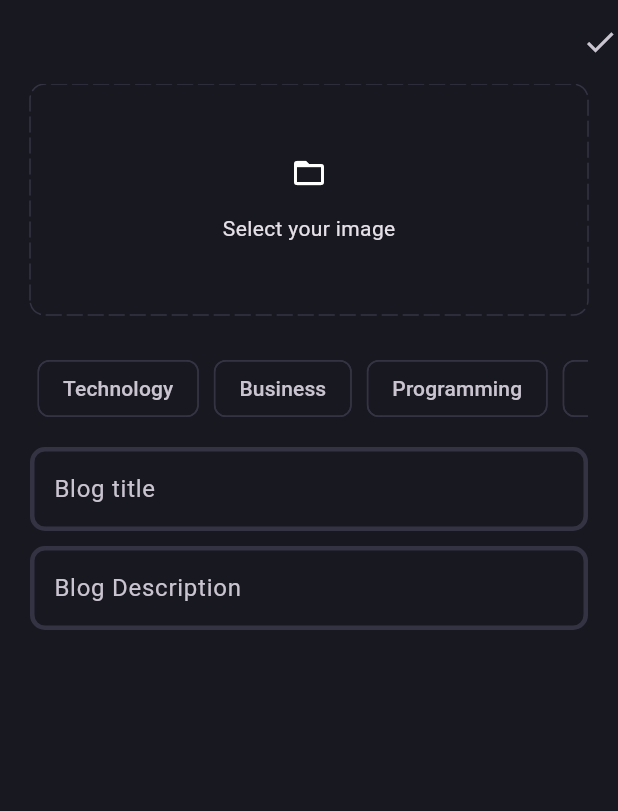
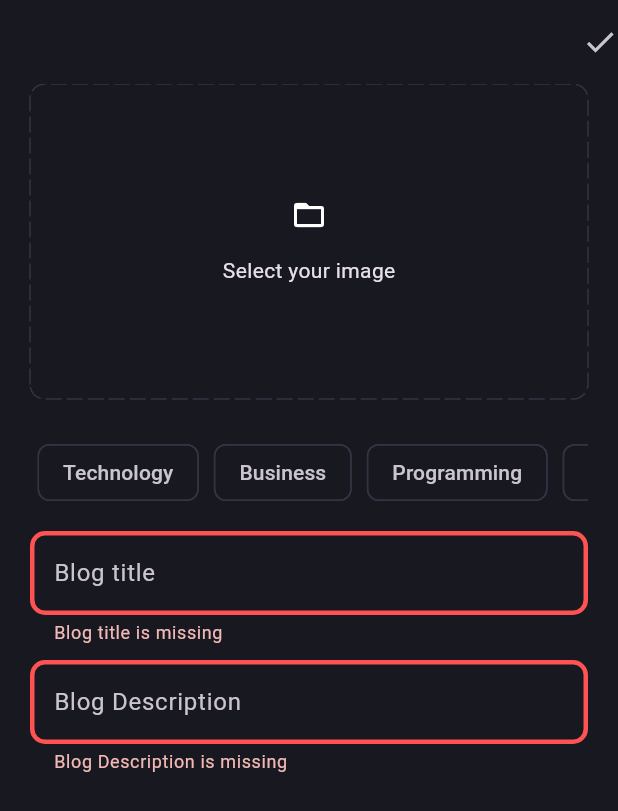
Before and after one commit to SalmanNaghori/blog_app, a Flutter app: the AddNewBlogPage screen opened directly, after a tap on the "done" icon, on a phone screen of 412 x 824 dp. Shown: the top 811 px of the screen. Run offline on Flutter 3.47's test engine with Material 3 defaults, Android fonts, the phone set to English and light mode, and no system bars; drawn by our look-alikes of dotted_border; our stand-ins replace connectivity_plus, flutter_bloc, flutter_easyloading, fpdart, get_it, image_picker and 3 more; accounts and stored records are empty.

Commit message:
add the upload functionality

```diff
--- a/lib/core/theme/app_theme.dart
+++ b/lib/core/theme/app_theme.dart
@@ -18,8 +18,10 @@ class AppTheme {
         color: WidgetStatePropertyAll(AppPalette.backgroundColor),
         side: BorderSide.none),
     inputDecorationTheme: InputDecorationTheme(
+      border: _border(),
       focusedBorder: _border(AppPalette.gradient1),
       enabledBorder: _border(),
+      errorBorder: _border(AppPalette.errorColor),
     ),
   );
 }
--- a/lib/feature/blog/data/data_sources/blog_remote_data_source.dart
+++ b/lib/feature/blog/data/data_sources/blog_remote_data_source.dart
@@ -1,5 +1,7 @@
 import 'dart:io';
 
+import 'package:blog_app/core/error/exceptions.dart';
+import 'package:blog_app/core/utils/logger_util.dart';
 import 'package:blog_app/feature/blog/data/model/blog_model.dart';
 import 'package:supabase_flutter/supabase_flutter.dart';
 
@@ -9,6 +11,7 @@ abstract interface class BlogRemoteDataSource {
     required File image,
     required BlogModel blogModel,
   });
+  Future<List<BlogModel>> getAllBlogs();
 }
 
 class BlogRemoteDataSourceImp extends BlogRemoteDataSource {
@@ -18,11 +21,21 @@ class BlogRemoteDataSourceImp extends BlogRemoteDataSource {
   @override
   Future<BlogModel> uploadBlog(BlogModel blog) async {
     try {
-      final blogData =
-          await supabaseClient.from('blogs').insert(blog.toJson()).select();
-      return BlogModel.fromJson(blogData.first);
+      final blogData = await supabaseClient
+          .from('blogs')
+          .insert(blog.toMap())
+          .select('*'); // Explicitly select all columns
+      final blogMap = blog.toMap();
+      logger.i("Inserting blog with data: $blogMap");
+      if (blogData.isNotEmpty) {
+        return BlogModel.fromJson(blogData.first);
+      } else {
+        logger.e("Failed to insert blog: No data returned.");
+        throw Exception("Failed to insert blog: No data returned.");
+      }
     } catch (e) {
-      throw e;
+      logger.e("Error uploading blog: ${e}");
+      throw Exception("Error uploading blog: $e");
     }
   }
 
@@ -39,7 +52,24 @@ class BlogRemoteDataSourceImp extends BlogRemoteDataSource {
           .from("blog_images")
           .getPublicUrl(blogModel.id);
     } catch (e) {
+      logger.e("Error uploading Image: ${e}");
       throw e;
     }
   }
+
+  @override
+  Future<List<BlogModel>> getAllBlogs() async {
+    try {
+      final blog =
+          await supabaseClient.from('blogs').select('*, profiles (name)');
+      final response = blog
+          .map((blog) => BlogModel.fromJson(blog)
+              .copyWith(posterName: blog['profile']['name']))
+          .toList();
+      logger.f("Response==getAllBlogs: $response ");
+      return response;
+    } catch (e) {
+      throw ServerExceptions(e.toString());
+    }
+  }
 }
--- a/lib/feature/blog/domain/entities/blog.dart
+++ b/lib/feature/blog/domain/entities/blog.dart
@@ -4,8 +4,9 @@ class Blog {
   final String title;
   final String content;
   final String imageUrl;
-  final List<String> topic;
+  final List<String> topics;
   final DateTime updatedAt;
+  final String? posterName;
 
   Blog({
     required this.id,
@@ -13,7 +14,8 @@ class Blog {
     required this.title,
     required this.content,
     required this.imageUrl,
-    required this.topic,
+    required this.topics,
     required this.updatedAt,
+    this.posterName,
   });
 }
--- a/lib/feature/blog/domain/repositories/blog_repository.dart
+++ b/lib/feature/blog/domain/repositories/blog_repository.dart
@@ -12,4 +12,6 @@ abstract interface class BlogRepository {
     required String posterId,
     required List<String> topic,
   });
+
+  Future<Either<Failure, List<Blog>>> getAllBlog();
 }
--- /dev/null
+++ b/lib/feature/blog/presentation/bloc/blog_bloc.dart
@@ -0,0 +1,33 @@
+import 'dart:io';
+
+import 'package:blog_app/feature/blog/domain/usecase/upload_blog.dart';
+import 'package:flutter/material.dart';
+import 'package:flutter_bloc/flutter_bloc.dart';
+
+part 'blog_event.dart';
+part 'blog_state.dart';
+
+class BlogBloc extends Bloc<BlogEvent, BlogState> {
+  final UploadBlog uploadBlog;
+  BlogBloc(this.uploadBlog) : super(BlogInitial()) {
+    on<BlogEvent>((event, emit) => emit(BlogLoading()));
+    on<BlogUpload>(_blogUpload);
+  }
+  void _blogUpload(BlogUpload event, Emitter<BlogState> emit) async {
+    final res = await uploadBlog(
+      UploadBlogParams(
+        posterId: event.posterId,
+        title: event.title,
+        content: event.content,
+        image: event.image,
+        topics: event.topics,
+      ),
+    );
+    res.fold(
+      (l) => emit(BlogFailure(l.message)),
+      (r) => emit(
+        BlogSuccess(),
+      ),
+    );
+  }
+}
--- /dev/null
+++ b/lib/feature/blog/presentation/bloc/blog_event.dart
@@ -0,0 +1,20 @@
+part of 'blog_bloc.dart';
+
+@immutable
+sealed class BlogEvent {}
+
+final class BlogUpload extends BlogEvent {
+  final String posterId;
+  final String title;
+  final String content;
+  final File image;
+  final List<String> topics;
+
+  BlogUpload({
+    required this.posterId,
+    required this.title,
+    required this.content,
+    required this.image,
+    required this.topics,
+  });
+}
--- /dev/null
+++ b/lib/feature/blog/presentation/bloc/blog_state.dart
@@ -0,0 +1,15 @@
+part of 'blog_bloc.dart';
+
+@immutable
+sealed class BlogState {}
+
+final class BlogInitial extends BlogState {}
+
+final class BlogLoading extends BlogState {}
+
+final class BlogFailure extends BlogState {
+  final String error;
+  BlogFailure(this.error);
+}
+
+final class BlogSuccess extends BlogState {}
--- a/lib/feature/blog/presentation/pages/add_new_blog.dart
+++ b/lib/feature/blog/presentation/pages/add_new_blog.dart
@@ -1,13 +1,19 @@
 import 'dart:io';
 
+import 'package:blog_app/core/common/cubits/app_user/app_user_cubit_cubit.dart';
 import 'package:blog_app/core/constant/app_string.dart';
 import 'package:blog_app/core/theme/app_pallete.dart';
 import 'package:blog_app/core/utils/logger_util.dart';
+import 'package:blog_app/core/utils/navigation_manager.dart';
 import 'package:blog_app/core/utils/pick_image.dart';
+import 'package:blog_app/core/utils/show_snackbar.dart';
+import 'package:blog_app/feature/blog/presentation/bloc/blog_bloc.dart';
+import 'package:blog_app/feature/blog/presentation/pages/blog_page.dart';
 import 'package:blog_app/feature/blog/presentation/widget/blog_editor.dart';
 import 'package:dotted_border/dotted_border.dart';
-import 'package:flutter/cupertino.dart';
 import 'package:flutter/material.dart';
+import 'package:flutter_bloc/flutter_bloc.dart';
+import 'package:flutter_easyloading/flutter_easyloading.dart';
 
 class AddNewBlogPage extends StatefulWidget {
   const AddNewBlogPage({super.key});
@@ -21,6 +27,7 @@ class _AddNewBlogPageState extends State<AddNewBlogPage> {
   final blogDesController = TextEditingController();
   List<String> selectTopic = [];
   File? image;
+  final formKey = GlobalKey<FormState>();
 
   void selectImage() async {
     final pickedImage = await pickImage();
@@ -37,16 +44,41 @@ class _AddNewBlogPageState extends State<AddNewBlogPage> {
       appBar: AppBar(
         actions: [
           GestureDetector(
-            onTap: () {},
+            onTap: () {
+              uploadBlogButtonClick();
+            },
             child: const Icon(Icons.done),
           ),
         ],
       ),
-      body: SingleChildScrollView(
+      body: BlocConsumer<BlogBloc, BlogState>(
+        listener: (context, state) {
+          if (state is BlogFailure) {
+            showSnackBar(context, state.error);
+            logger.i("Failureess");
+            EasyLoading.dismiss();
+          } else if (state is BlogSuccess) {
+            logger.i("Success");
+
+            Future.delayed(const Duration(milliseconds: 1000), () {
+              EasyLoading.dismiss();
+
+              navigateToPageAndRemoveAllPages(const BlogPage());
+            });
+          }
+        },
+        builder: (context, state) {
+          if (state is BlogLoading) {
+            logger.i("Loading");
+            EasyLoading.show();
+          }
+          return SingleChildScrollView(
             physics: const BouncingScrollPhysics(),
             padding: const EdgeInsets.symmetric(
               horizontal: 20,
             ),
+            child: Form(
+              key: formKey,
               child: Column(
                 children: [
                   image != null
@@ -55,7 +87,8 @@ class _AddNewBlogPageState extends State<AddNewBlogPage> {
                           child: ClipRRect(
                             borderRadius: BorderRadius.circular(10),
                             child: SizedBox(
-                          height: 150,
+                                height:
+                                    MediaQuery.of(context).size.height * 0.25,
                                 width: double.infinity,
                                 child: Image.file(
                                   image!,
@@ -73,10 +106,10 @@ class _AddNewBlogPageState extends State<AddNewBlogPage> {
                             radius: const Radius.circular(10),
                             borderType: BorderType.RRect,
                             dashPattern: const [10, 4],
-                      child: const SizedBox(
-                        height: 150,
+                            child: SizedBox(
+                              height: MediaQuery.of(context).size.height * 0.25,
                               width: double.infinity,
-                        child: Column(
+                              child: const Column(
                                 mainAxisAlignment: MainAxisAlignment.center,
                                 children: [
                                   Icon(Icons.folder_open),
@@ -118,8 +151,9 @@ class _AddNewBlogPageState extends State<AddNewBlogPage> {
                                 },
                                 child: Chip(
                                   color: selectTopic.contains(e)
-                                ? WidgetStatePropertyAll(AppPalette.gradient1)
-                                : WidgetStatePropertyAll(
+                                      ? const WidgetStatePropertyAll(
+                                          AppPalette.gradient1)
+                                      : const WidgetStatePropertyAll(
                                           AppPalette.backgroundColor),
                                   label: Text(e),
                                   side: selectTopic.contains(e)
@@ -147,8 +181,8 @@ class _AddNewBlogPageState extends State<AddNewBlogPage> {
                     height: 10,
                   ),
                   BlogEditor(
-              // minLines: 4,
-              maxLines: 4,
+                    minLines: null,
+                    maxLines: null,
                     keyboardType: TextInputType.multiline,
                     textInputAction: TextInputAction.newline,
                     textEditingController: blogDesController,
@@ -156,6 +190,9 @@ class _AddNewBlogPageState extends State<AddNewBlogPage> {
                   ),
                 ],
               ),
+            ),
+          );
+        },
       ),
     );
   }
@@ -167,4 +204,37 @@ class _AddNewBlogPageState extends State<AddNewBlogPage> {
     blogTitleController.dispose();
     super.dispose();
   }
+
+  void uploadBlogButtonClick() {
+    try {
+      if (formKey.currentState!.validate() &&
+          selectTopic.isNotEmpty &&
+          image != null) {
+        final state = context.read<AppUserCubit>().state;
+
+        if (state is AppUserLoggedIn) {
+          final posterId = state.user.id;
+          logger.f("posterId:-${posterId}");
+
+          context.read<BlogBloc>().add(BlogUpload(
+              posterId: posterId,
+              title: blogTitleController.text.trim(),
+              content: blogDesController.text.trim(),
+              image: image!,
+              topics: selectTopic));
+        } else {
+          // Handle the case where the user is not logged in
+          ScaffoldMessenger.of(context).showSnackBar(
+            const SnackBar(content: Text('User not logged in')),
+          );
         }
+      }
+    } catch (e) {
+      logger.e("Error during blog upload $e");
+      ScaffoldMessenger.of(context).showSnackBar(
+        const SnackBar(
+            content: Text('Failed to upload the blog. Please try again.')),
+      );
+    }
+  }
+}
--- a/lib/feature/blog/presentation/widget/blog_editor.dart
+++ b/lib/feature/blog/presentation/widget/blog_editor.dart
@@ -11,20 +11,30 @@ class BlogEditor extends StatelessWidget {
   const BlogEditor({
     super.key,
     required this.textEditingController,
-    required this.hintText, required this.textInputAction, required this.keyboardType,  this.maxLines, this.minLines,
+    required this.hintText,
+    required this.textInputAction,
+    required this.keyboardType,
+    this.maxLines,
+    this.minLines,
   });
 
   @override
   Widget build(BuildContext context) {
     return TextFormField(
-      minLines: minLines ?? 1,
-      maxLines:maxLines ??1 ,
-      keyboardType:keyboardType,
+      // minLines: minLines ?? 1,
+      maxLines: null,
+      keyboardType: keyboardType,
       textInputAction: textInputAction,
       controller: textEditingController,
       decoration: InputDecoration(
         hintText: hintText,
       ),
+      validator: (value) {
+        if (value!.trim().isEmpty) {
+          return '$hintText is missing';
+        }
+        return null;
+      },
     );
   }
 }
--- a/lib/main.dart
+++ b/lib/main.dart
@@ -2,6 +2,7 @@ import 'package:blog_app/core/common/cubits/app_user/app_user_cubit_cubit.dart';
 import 'package:blog_app/core/common/widget/loader.dart';
 import 'package:blog_app/core/theme/app_theme.dart';
 import 'package:blog_app/feature/auth/presentation/bloc/auth_bloc.dart';
+import 'package:blog_app/feature/blog/presentation/bloc/blog_bloc.dart';
 import 'package:blog_app/feature/blog/presentation/pages/blog_page.dart';
 import 'package:flutter/material.dart';
 import 'package:flutter_bloc/flutter_bloc.dart';
@@ -21,6 +22,9 @@ Future<void> main() async {
       ),
       BlocProvider(
         create: (_) => serviceLocator<AuthBloc>(),
+      ),
+      BlocProvider(
+        create: (_) => serviceLocator<BlogBloc>(),
       )
     ],
     child: const MyApp(),
```
Also changed, not shown: lib/feature/auth/data/data_sources/auth_remote_data_source.dart (+7 -7 lines), lib/feature/auth/data/model/user_model.dart (+32 -0 lines), lib/feature/blog/data/model/blog_model.dart (+8 -5 lines), lib/feature/blog/data/repositories/blog_repository_imp.dart (+30 -7 lines), lib/init_dependancies.dart (+40 -0 lines), pubspec.yaml (+1 -45 lines). Lines whose indentation alone changed are shown as unchanged.
